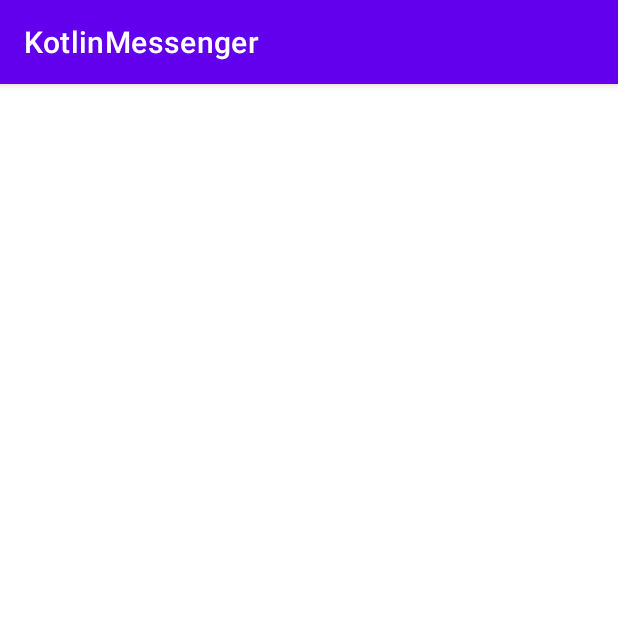
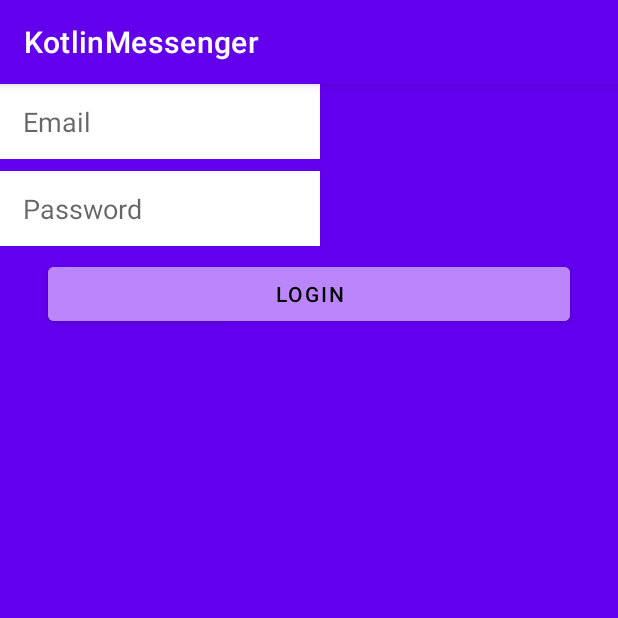
Before and after one commit to 196Sebastian/kotlin-messenger, an Android app: the LoginActivity screen opened directly, with no data from a screen before it, on a phone screen of 412 x 824 dp, the top half of it. Run offline under Robolectric (Android 15) with nearby library versions, the phone set to English and light mode, and no system bars.

Commit message:
Updated login UI

```diff
--- a/app/src/main/res/layout/activity_login.xml
+++ b/app/src/main/res/layout/activity_login.xml
@@ -1,6 +1,52 @@
 <?xml version="1.0" encoding="utf-8"?>
 <androidx.constraintlayout.widget.ConstraintLayout xmlns:android="http://schemas.android.com/apk/res/android"
+    xmlns:tools="http://schemas.android.com/tools"
     android:layout_width="match_parent"
-    android:layout_height="match_parent">
+    android:layout_height="match_parent"
+    xmlns:app="http://schemas.android.com/apk/res-auto"
+    android:background="@color/design_default_color_primary"
+    tools:context=".MainActivity">
+
+    <EditText
+        android:id="@+id/editText_email"
+        android:layout_width="0dp"
+        android:layout_height="50dp"
+        android:background="@color/white"
+        android:ems="10"
+        android:hint="Email"
+        android:inputType="textEmailAddress"
+        android:paddingLeft="15dp"
+        tools:layout_editor_absoluteX="86dp"
+        tools:layout_editor_absoluteY="213dp" />
+
+    <EditText
+        android:id="@+id/editText_password"
+        android:layout_width="0dp"
+        android:layout_height="50dp"
+        android:layout_marginTop="8dp"
+        android:paddingLeft="15dp"
+        android:ems="10"
+        android:background="@color/white"
+        android:hint="Password"
+        android:inputType="textPassword"
+        app:layout_constraintEnd_toEndOf="@+id/editText_email"
+        app:layout_constraintStart_toStartOf="@+id/editText_email"
+        app:layout_constraintTop_toBottomOf="@+id/editText_email" />
+    <Button
+        android:id="@+id/button_register"
+        android:layout_width="match_parent"
+        android:layout_height="wrap_content"
+        android:layout_marginStart="32dp"
+        android:layout_marginEnd="32dp"
+        android:layout_marginLeft="32dp"
+        android:layout_marginRight="32dp"
+        android:layout_marginTop="8dp"
+        android:backgroundTint="@color/purple_200"
+        android:text="LOGIN"
+        android:textColor="@color/black"
+        app:layout_constraintEnd_toEndOf="@+id/editText_password"
+        app:layout_constraintStart_toStartOf="@+id/editText_password"
+        app:layout_constraintTop_toBottomOf="@+id/editText_password" />
+
 
 </androidx.constraintlayout.widget.ConstraintLayout>
```
